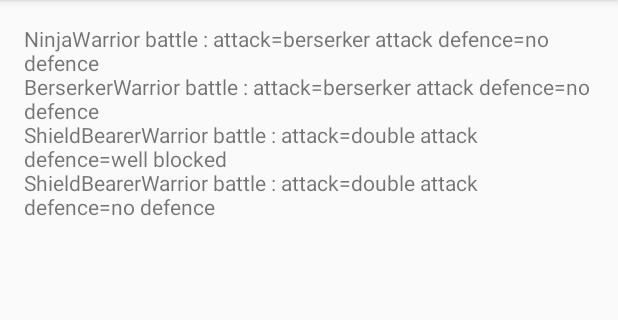
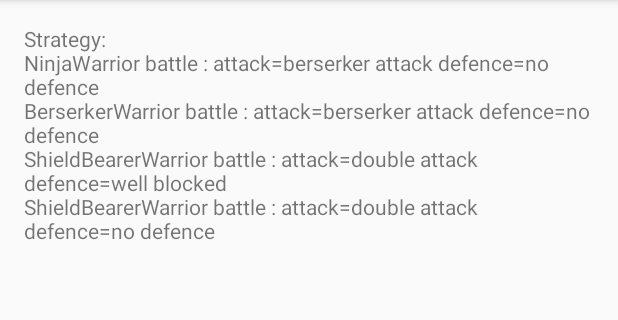
Before and after one commit to peoxnen/DesignPatterns, an Android app: the screen it shows after launch (MainActivity), on a phone screen of 412 x 824 dp, the part 84-404 px from its top. Run offline under Robolectric (Android 15) with nearby library versions, the phone set to English and light mode, and no system bars; our stand-ins replace ButterKnife.

Commit message:
strategy title

```diff
--- a/app/src/main/java/iview/wsienski/designpatterns/MainActivity.java
+++ b/app/src/main/java/iview/wsienski/designpatterns/MainActivity.java
@@ -27,6 +27,7 @@ public class MainActivity extends AppCompatActivity {
     protected void onStart() {
         super.onStart();
         StringBuilder stringBuilder = new StringBuilder();
+        stringBuilder.append(getString(R.string.pattern_strategy_title)+"\n");
         NinjaWarrior ninjaWarrior = new NinjaWarrior();
         stringBuilder.append(ninjaWarrior.show()+"\n");
         BerserkerWarrior berserkerWarrior = new BerserkerWarrior();
--- a/app/src/main/res/values/strings.xml
+++ b/app/src/main/res/values/strings.xml
@@ -1,3 +1,4 @@
 <resources>
     <string name="app_name">DesignPatterns</string>
+    <string name="pattern_strategy_title">Strategy:</string>
 </resources>
```
